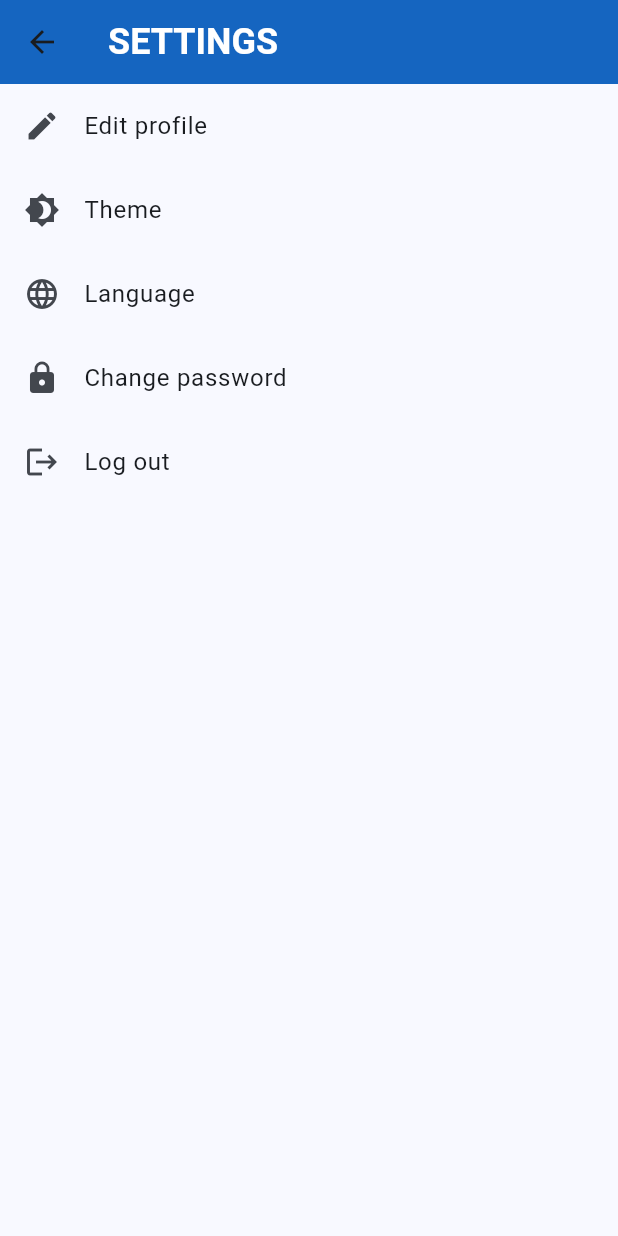
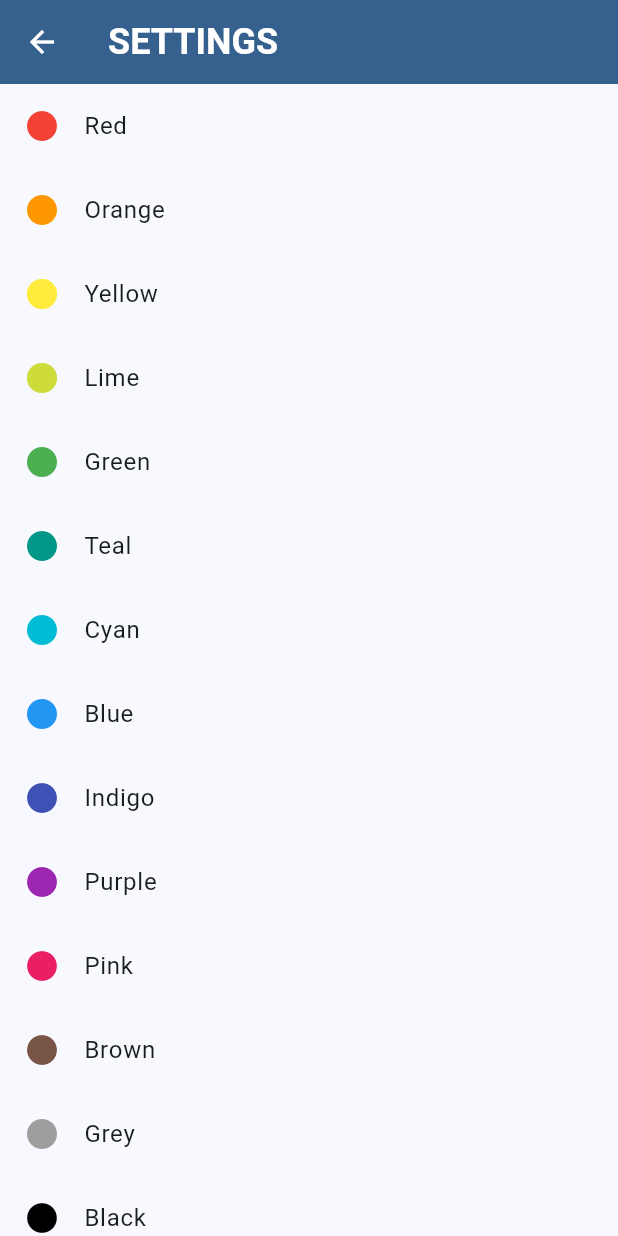
Before and after one commit to Burakalpyel/medrecs, a Flutter app: the SettingsScreen screen opened directly with empty values, after a tap on "Theme", on a phone screen of 412 x 824 dp. Run offline on Flutter 3.47's test engine with Material 2 defaults, Android fonts, the phone set to English and light mode, and no system bars; our stand-ins replace cloud_firestore, dio, firebase_core, google_nav_bar; missing offline and left inert: nfc_manager; accounts and stored records are empty; network calls fail.

Commit message:
Change Theme & only be able to go back in the app with its own buttons

```diff
--- /dev/null
+++ b/lib/views/userView/change_theme.dart
@@ -0,0 +1,74 @@
+import 'package:flutter/material.dart';
+
+class ChangeTheme extends StatefulWidget {
+
+  const ChangeTheme({Key? key})
+      : super(key: key);
+
+  @override
+  State<ChangeTheme> createState() => _ChangeThemeState();
+}
+
+class _ChangeThemeState extends State<ChangeTheme> {
+
+  @override
+  Widget build(BuildContext context) {
+    ThemeData theme = Theme.of(context);
+    List<String> colours = ["Red", "Orange", "Yellow", "Lime", "Green", "Teal", "Cyan", "Blue", "Indigo",
+      "Purple", "Pink", "Brown", "Grey", "Black"];
+    return Scaffold(
+      appBar: AppBar(
+        title: Text(
+          "SETTINGS",
+          style: TextStyle(
+            color: theme.colorScheme.onPrimary,
+            fontSize: 24,
+            fontWeight: FontWeight.bold,
+          ),
+        ),
+        backgroundColor: theme.colorScheme.primary,
+        iconTheme: IconThemeData(
+          color: theme.colorScheme.onPrimary,
+        ),
+      ),
+      body: ListView.builder(
+          itemCount: colours.length,
+          itemBuilder: (context, index) {
+            return ListTile(
+              title: Text(colours[index]),
+              leading: Icon(
+                Icons.circle,
+                color: _getColorFromName(colours[index]),
+              ),
+              onTap: () {
+                Navigator.pop(context, _getColorFromName(colours[index]));
+              },
+            );
+          },
+        ),
+    );
+  }
+
+  Color _getColorFromName(String colorName) {
+    // Map your color names to corresponding Colors
+    Map<String, Color> colorMap = {
+      "Red": Colors.red,
+      "Orange": Colors.orange,
+      "Yellow": Colors.yellow,
+      "Lime": Colors.lime,
+      "Green": Colors.green,
+      "Teal": Colors.teal,
+      "Cyan": Colors.cyan,
+      "Blue": Colors.blue,
+      "Indigo": Colors.indigo,
+      "Purple": Colors.purple,
+      "Pink": Colors.pink,
+      "Brown": Colors.brown,
+      "Grey": Colors.grey,
+      "Black": Colors.black
+    };
+
+    // Return the color corresponding to the given name, or a default color if not found
+    return colorMap[colorName] ?? Colors.blue;
+  }
+}
--- a/lib/views/userView/settings_screen.dart
+++ b/lib/views/userView/settings_screen.dart
@@ -1,9 +1,12 @@
 import 'package:flutter/material.dart';
 import 'package:medrecs/util/model/patientinfo.dart';
+import 'package:medrecs/util/model/theme_model.dart';
 import 'package:medrecs/util/model/user_data.dart';
 import 'package:medrecs/util/services/patientinfo_service.dart';
 import 'package:medrecs/views/userView/change_password.dart';
+import 'package:medrecs/views/userView/change_theme.dart';
 import 'package:medrecs/views/userView/edit_profile.dart';
+import 'package:medrecs/views/userView/login_screen.dart';
 import 'package:provider/provider.dart';
 
 class SettingsScreen extends StatefulWidget {
@@ -22,53 +25,52 @@ class _SettingsScreenState extends State<SettingsScreen> {
 
   @override
   Widget build(BuildContext context) {
+    ThemeData theme = Theme.of(context);
     return Scaffold(
       appBar: AppBar(
-        title: const Text(
+        title: Text(
           "SETTINGS",
           style: TextStyle(
-            color: Colors.white,
+            color: theme.colorScheme.onPrimary,
             fontSize: 24,
             fontWeight: FontWeight.bold,
           ),
         ),
-        backgroundColor: Colors.blue[800],
+        backgroundColor: theme.colorScheme.primary,
+        iconTheme: IconThemeData(
+          color: theme.colorScheme.onPrimary,
+        ),
       ),
+      backgroundColor: Colors.white,
       body: ListView(
         children: <Widget>[
           ListTile(
-            title: Text('Edit profile'),
-            leading: Icon(Icons.edit),
+            title: const Text('Edit profile'),
+            leading: const Icon(Icons.edit),
             onTap: () {
               navigateToEditProfile();
             },
           ),
           ListTile(
-            title: Text('Theme'),
-            leading: Icon(Icons.brightness_4),
+            title: const Text('Theme'),
+            leading: const Icon(Icons.brightness_4),
             onTap: () {
-              // Handle the tap event for the Dark Mode tile
+              navigateToChangeTheme();
             },
           ),
           ListTile(
-            title: Text('Language'),
-            leading: Icon(Icons.language),
-            onTap: () {
-              // Handle the tap event for the Dark Mode tile
-            },
-          ),
-          ListTile(
-            title: Text('Change password'),
-            leading: Icon(Icons.lock),
+            title: const Text('Change password'),
+            leading: const Icon(Icons.lock),
             onTap: () {
               navigateToChangePassword();
             },
           ),
           ListTile(
-            title: Text('Log out'),
-            leading: Icon(Icons.logout),
-            onTap: () {
-              // Handle the tap event for the Dark Mode tile
+            title: const Text('Log out'),
+            leading: const Icon(Icons.logout),
+            onTap: () async {
+              await Navigator.pushReplacement(
+                  context, MaterialPageRoute(builder: (context) => const LoginScreen()));
             },
           ),
         ],
@@ -109,4 +111,20 @@ class _SettingsScreenState extends State<SettingsScreen> {
       Provider.of<UserData>(context, listen: false).updateUserInfo(result);
     }
   }
+
+  void navigateToChangeTheme() async {
+    // Navigate to the second page and await the result
+    Color? result = await Navigator.push(
+      context,
+      MaterialPageRoute(
+        builder: (context) => const ChangeTheme(),
+      ),
+    );
+
+    if (result != null) {
+      // Update the user information in the UserData provider
+      Provider.of<ThemeModel>(context, listen: false).updateTheme(ThemeData(colorSchemeSeed: result),
+    );
+    }
+  }
 }
```
Also changed, not shown: lib/main.dart (+7 -3 lines), lib/util/model/theme_model.dart (added, +15 -0 lines), lib/views/userNavBar.dart (deleted, +0 -83 lines), lib/views/userView/Dashboard.dart (+16 -15 lines), lib/views/userView/ProfilePage.dart (+26 -26 lines), lib/views/userView/RecordsPage.dart (+4 -3 lines), lib/views/userView/edit_profile.dart (+15 -9 lines), lib/views/userView/login_screen.dart (+11 -3 lines), lib/views/userView/userNavBar.dart (+17 -6 lines), flutter_01.png (added).
